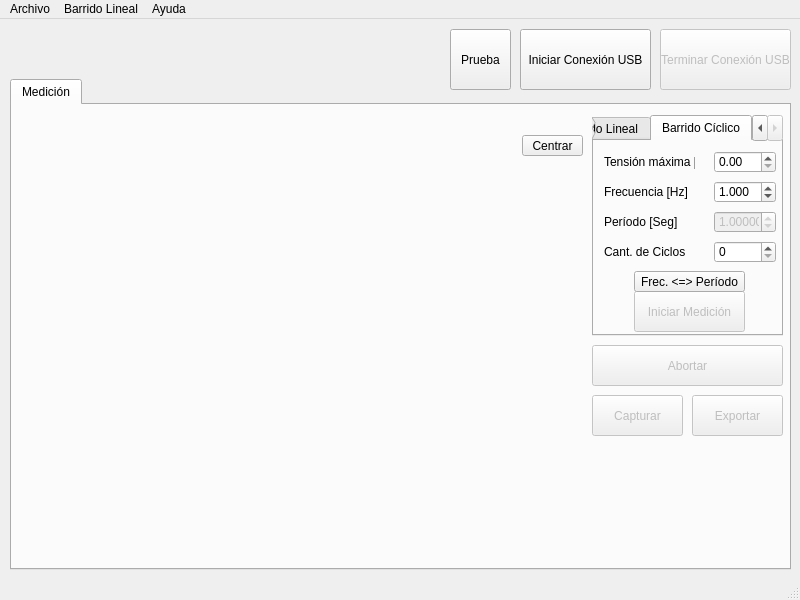
First picture: the form in qt/mainwindow.ui, repository potenciostato/potenciostato, before the edit.
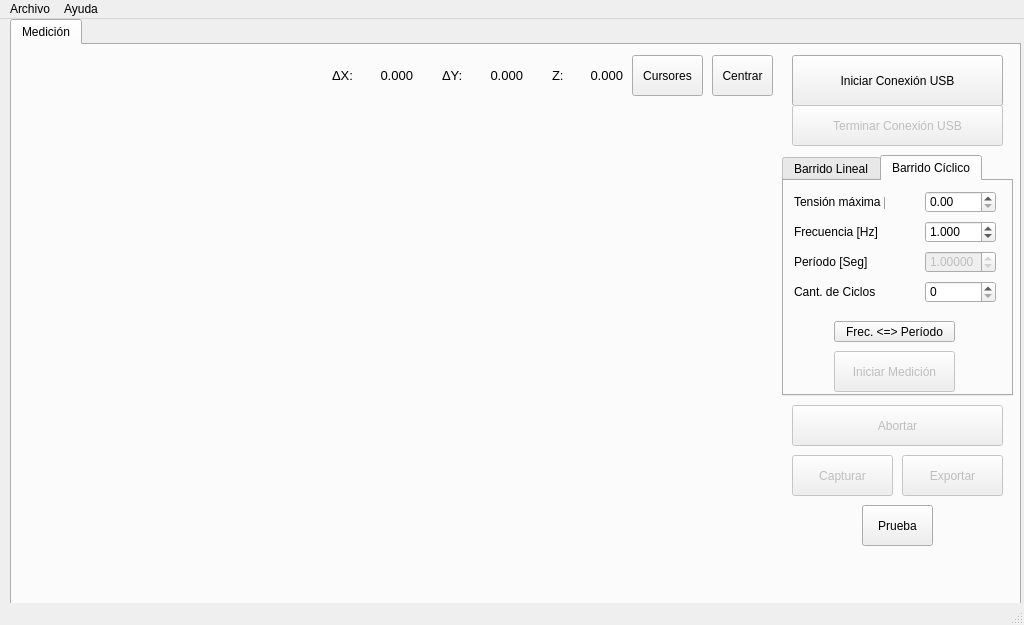
Second picture: the form after the edit. Custom widgets are drawn as their Qt base class.

Commit message: agregar cursores, deltaX, deltaY y Z calculado como pendiente R

The edit to the form file:
```diff
--- a/qt/mainwindow.ui
+++ b/qt/mainwindow.ui
@@ -9,47 +9,21 @@
    <rect>
     <x>0</x>
     <y>0</y>
-    <width>800</width>
-    <height>600</height>
+    <width>1024</width>
+    <height>625</height>
    </rect>
   </property>
   <property name="windowTitle">
    <string>MainWindow</string>
   </property>
   <widget class="QWidget" name="centralwidget">
-   <widget class="QPushButton" name="pushButton">
-    <property name="geometry">
-     <rect>
-      <x>450</x>
-      <y>10</y>
-      <width>61</width>
-      <height>61</height>
-     </rect>
-    </property>
-    <property name="text">
-     <string>Prueba</string>
-    </property>
-   </widget>
-   <widget class="QPushButton" name="Conectar_Bt">
-    <property name="geometry">
-     <rect>
-      <x>520</x>
-      <y>10</y>
-      <width>131</width>
-      <height>61</height>
-     </rect>
-    </property>
-    <property name="text">
-     <string>Iniciar Conexión USB</string>
-    </property>
-   </widget>
    <widget class="QTabWidget" name="tabWidget">
     <property name="geometry">
      <rect>
       <x>10</x>
-      <y>60</y>
-      <width>781</width>
-      <height>491</height>
+      <y>0</y>
+      <width>1011</width>
+      <height>661</height>
      </rect>
     </property>
     <property name="currentIndex">
@@ -64,8 +38,8 @@
        <rect>
         <x>10</x>
         <y>50</y>
-        <width>561</width>
-        <height>381</height>
+        <width>751</width>
+        <height>501</height>
        </rect>
       </property>
      </widget>
@@ -75,12 +49,17 @@
       </property>
       <property name="geometry">
        <rect>
-        <x>580</x>
-        <y>240</y>
-        <width>191</width>
+        <x>780</x>
+        <y>360</y>
+        <width>211</width>
         <height>41</height>
        </rect>
       </property>
+      <property name="font">
+       <font>
+        <pointsize>9</pointsize>
+       </font>
+      </property>
       <property name="autoFillBackground">
        <bool>false</bool>
       </property>
@@ -94,12 +73,17 @@
       </property>
       <property name="geometry">
        <rect>
-        <x>580</x>
-        <y>290</y>
-        <width>91</width>
+        <x>780</x>
+        <y>410</y>
+        <width>101</width>
         <height>41</height>
        </rect>
       </property>
+      <property name="font">
+       <font>
+        <pointsize>9</pointsize>
+       </font>
+      </property>
       <property name="text">
        <string>Capturar</string>
       </property>
@@ -110,12 +94,17 @@
       </property>
       <property name="geometry">
        <rect>
-        <x>680</x>
-        <y>290</y>
-        <width>91</width>
+        <x>890</x>
+        <y>410</y>
+        <width>101</width>
         <height>41</height>
        </rect>
       </property>
+      <property name="font">
+       <font>
+        <pointsize>9</pointsize>
+       </font>
+      </property>
       <property name="autoFillBackground">
        <bool>false</bool>
       </property>
@@ -126,12 +115,17 @@
      <widget class="QTabWidget" name="tipoMedicion">
       <property name="geometry">
        <rect>
-        <x>580</x>
-        <y>10</y>
-        <width>191</width>
-        <height>221</height>
+        <x>770</x>
+        <y>110</y>
+        <width>231</width>
+        <height>241</height>
        </rect>
       </property>
+      <property name="font">
+       <font>
+        <pointsize>9</pointsize>
+       </font>
+      </property>
       <property name="currentIndex">
        <number>1</number>
       </property>
@@ -230,6 +224,11 @@
           <height>21</height>
          </rect>
         </property>
+        <property name="font">
+         <font>
+          <pointsize>9</pointsize>
+         </font>
+        </property>
         <property name="text">
          <string>Tensión máxima [V]</string>
         </property>
@@ -237,12 +236,17 @@
        <widget class="QDoubleSpinBox" name="Num_VCiclico">
         <property name="geometry">
          <rect>
-          <x>120</x>
+          <x>141</x>
           <y>10</y>
-          <width>62</width>
+          <width>71</width>
           <height>22</height>
          </rect>
         </property>
+        <property name="font">
+         <font>
+          <pointsize>9</pointsize>
+         </font>
+        </property>
         <property name="maximum">
          <double>3.300000000000000</double>
         </property>
@@ -253,12 +257,17 @@
        <widget class="QDoubleSpinBox" name="Num_HzCiclico">
         <property name="geometry">
          <rect>
-          <x>120</x>
+          <x>141</x>
           <y>40</y>
-          <width>62</width>
+          <width>71</width>
           <height>22</height>
          </rect>
         </property>
+        <property name="font">
+         <font>
+          <pointsize>9</pointsize>
+         </font>
+        </property>
         <property name="decimals">
          <number>3</number>
         </property>
@@ -281,12 +290,17 @@
         </property>
         <property name="geometry">
          <rect>
-          <x>40</x>
-          <y>150</y>
-          <width>111</width>
+          <x>50</x>
+          <y>170</y>
+          <width>121</width>
           <height>41</height>
          </rect>
         </property>
+        <property name="font">
+         <font>
+          <pointsize>9</pointsize>
+         </font>
+        </property>
         <property name="text">
          <string>Iniciar Medición</string>
         </property>
@@ -300,6 +314,11 @@
           <height>21</height>
          </rect>
         </property>
+        <property name="font">
+         <font>
+          <pointsize>9</pointsize>
+         </font>
+        </property>
         <property name="text">
          <string>Frecuencia [Hz]</string>
         </property>
@@ -307,12 +326,17 @@
        <widget class="QDoubleSpinBox" name="Num_CicCiclico">
         <property name="geometry">
          <rect>
-          <x>120</x>
+          <x>141</x>
           <y>100</y>
-          <width>62</width>
+          <width>71</width>
           <height>22</height>
          </rect>
         </property>
+        <property name="font">
+         <font>
+          <pointsize>9</pointsize>
+         </font>
+        </property>
         <property name="decimals">
          <number>0</number>
         </property>
@@ -332,6 +356,11 @@
           <height>21</height>
          </rect>
         </property>
+        <property name="font">
+         <font>
+          <pointsize>9</pointsize>
+         </font>
+        </property>
         <property name="text">
          <string>Cant. de Ciclos</string>
         </property>
@@ -345,6 +374,11 @@
           <height>21</height>
          </rect>
         </property>
+        <property name="font">
+         <font>
+          <pointsize>9</pointsize>
+         </font>
+        </property>
         <property name="text">
          <string>Período [Seg]</string>
         </property>
@@ -355,12 +389,17 @@
         </property>
         <property name="geometry">
          <rect>
-          <x>120</x>
+          <x>141</x>
           <y>70</y>
-          <width>62</width>
+          <width>71</width>
           <height>22</height>
          </rect>
         </property>
+        <property name="font">
+         <font>
+          <pointsize>9</pointsize>
+         </font>
+        </property>
         <property name="decimals">
          <number>5</number>
         </property>
@@ -383,12 +422,17 @@
         </property>
         <property name="geometry">
          <rect>
-          <x>40</x>
-          <y>130</y>
-          <width>111</width>
+          <x>50</x>
+          <y>140</y>
+          <width>121</width>
           <height>21</height>
          </rect>
         </property>
+        <property name="font">
+         <font>
+          <pointsize>9</pointsize>
+         </font>
+        </property>
         <property name="text">
          <string>Frec. &lt;=&gt; Período</string>
         </property>
@@ -398,41 +442,243 @@
      <widget class="QPushButton" name="Bt_AutoCentrar">
       <property name="geometry">
        <rect>
-        <x>510</x>
-        <y>30</y>
+        <x>700</x>
+        <y>10</y>
         <width>61</width>
-        <height>21</height>
+        <height>41</height>
        </rect>
       </property>
+      <property name="font">
+       <font>
+        <pointsize>9</pointsize>
+       </font>
+      </property>
       <property name="text">
        <string>Centrar</string>
       </property>
      </widget>
+     <widget class="QLabel" name="Lb_deltaY">
+      <property name="geometry">
+       <rect>
+        <x>430</x>
+        <y>20</y>
+        <width>21</width>
+        <height>20</height>
+       </rect>
+      </property>
+      <property name="font">
+       <font>
+        <pointsize>10</pointsize>
+       </font>
+      </property>
+      <property name="text">
+       <string>ΔY:</string>
+      </property>
+     </widget>
+     <widget class="QLabel" name="Lb_deltaX">
+      <property name="geometry">
+       <rect>
+        <x>320</x>
+        <y>20</y>
+        <width>21</width>
+        <height>20</height>
+       </rect>
+      </property>
+      <property name="font">
+       <font>
+        <pointsize>10</pointsize>
+       </font>
+      </property>
+      <property name="text">
+       <string>ΔX:</string>
+      </property>
+     </widget>
+     <widget class="QLabel" name="Lb_deltaZ">
+      <property name="geometry">
+       <rect>
+        <x>540</x>
+        <y>20</y>
+        <width>21</width>
+        <height>20</height>
+       </rect>
+      </property>
+      <property name="font">
+       <font>
+        <pointsize>10</pointsize>
+       </font>
+      </property>
+      <property name="text">
+       <string>Z:</string>
+      </property>
+     </widget>
+     <widget class="QLabel" name="Num_deltaX">
+      <property name="geometry">
+       <rect>
+        <x>350</x>
+        <y>20</y>
+        <width>51</width>
+        <height>20</height>
+       </rect>
+      </property>
+      <property name="font">
+       <font>
+        <pointsize>10</pointsize>
+       </font>
+      </property>
+      <property name="layoutDirection">
+       <enum>Qt::LeftToRight</enum>
+      </property>
+      <property name="text">
+       <string>0.000</string>
+      </property>
+      <property name="textFormat">
+       <enum>Qt::AutoText</enum>
+      </property>
+      <property name="alignment">
+       <set>Qt::AlignRight|Qt::AlignTrailing|Qt::AlignVCenter</set>
+      </property>
+     </widget>
+     <widget class="QLabel" name="Num_deltaY">
+      <property name="geometry">
+       <rect>
+        <x>460</x>
+        <y>20</y>
+        <width>51</width>
+        <height>20</height>
+       </rect>
+      </property>
+      <property name="font">
+       <font>
+        <pointsize>10</pointsize>
+       </font>
+      </property>
+      <property name="layoutDirection">
+       <enum>Qt::LeftToRight</enum>
+      </property>
+      <property name="text">
+       <string>0.000</string>
+      </property>
+      <property name="textFormat">
+       <enum>Qt::AutoText</enum>
+      </property>
+      <property name="alignment">
+       <set>Qt::AlignRight|Qt::AlignTrailing|Qt::AlignVCenter</set>
+      </property>
+     </widget>
+     <widget class="QLabel" name="Num_deltaZ">
+      <property name="geometry">
+       <rect>
+        <x>560</x>
+        <y>20</y>
+        <width>51</width>
+        <height>20</height>
+       </rect>
+      </property>
+      <property name="font">
+       <font>
+        <pointsize>10</pointsize>
+       </font>
+      </property>
+      <property name="layoutDirection">
+       <enum>Qt::LeftToRight</enum>
+      </property>
+      <property name="text">
+       <string>0.000</string>
+      </property>
+      <property name="textFormat">
+       <enum>Qt::AutoText</enum>
+      </property>
+      <property name="alignment">
+       <set>Qt::AlignRight|Qt::AlignTrailing|Qt::AlignVCenter</set>
+      </property>
+     </widget>
+     <widget class="QPushButton" name="Bt_Cursores">
+      <property name="geometry">
+       <rect>
+        <x>620</x>
+        <y>10</y>
+        <width>71</width>
+        <height>41</height>
+       </rect>
+      </property>
+      <property name="font">
+       <font>
+        <pointsize>9</pointsize>
+       </font>
+      </property>
+      <property name="text">
+       <string>Cursores</string>
+      </property>
+      <property name="checkable">
+       <bool>false</bool>
+      </property>
+     </widget>
+     <widget class="QPushButton" name="Conectar_Bt">
+      <property name="geometry">
+       <rect>
+        <x>780</x>
+        <y>10</y>
+        <width>211</width>
+        <height>51</height>
+       </rect>
+      </property>
+      <property name="font">
+       <font>
+        <pointsize>9</pointsize>
+       </font>
+      </property>
+      <property name="text">
+       <string>Iniciar Conexión USB</string>
+      </property>
+     </widget>
+     <widget class="QPushButton" name="pushButton">
+      <property name="geometry">
+       <rect>
+        <x>850</x>
+        <y>460</y>
+        <width>71</width>
+        <height>41</height>
+       </rect>
+      </property>
+      <property name="font">
+       <font>
+        <pointsize>9</pointsize>
+       </font>
+      </property>
+      <property name="text">
+       <string>Prueba</string>
+      </property>
+     </widget>
+     <widget class="QPushButton" name="Desconectar_Bt">
+      <property name="enabled">
+       <bool>false</bool>
+      </property>
+      <property name="geometry">
+       <rect>
+        <x>780</x>
+        <y>60</y>
+        <width>211</width>
+        <height>41</height>
+       </rect>
+      </property>
+      <property name="font">
+       <font>
+        <pointsize>9</pointsize>
+       </font>
+      </property>
+      <property name="text">
+       <string>Terminar Conexión USB</string>
+      </property>
+     </widget>
     </widget>
    </widget>
-   <widget class="QPushButton" name="Desconectar_Bt">
-    <property name="enabled">
-     <bool>false</bool>
-    </property>
-    <property name="geometry">
-     <rect>
-      <x>660</x>
-      <y>10</y>
-      <width>131</width>
-      <height>61</height>
-     </rect>
-    </property>
-    <property name="text">
-     <string>Terminar Conexión USB</string>
-    </property>
-   </widget>
   </widget>
   <widget class="QMenuBar" name="menubar">
    <property name="geometry">
     <rect>
      <x>0</x>
      <y>0</y>
-     <width>800</width>
+     <width>1024</width>
      <height>21</height>
     </rect>
    </property>
@@ -444,13 +690,6 @@
     <addaction name="actionAbrir_Medicion"/>
     <addaction name="actionOpciones"/>
    </widget>
-   <widget class="QMenu" name="menuBarrido_Lineal">
-    <property name="title">
-     <string>Barrido Lineal</string>
-    </property>
-    <addaction name="actionMedir"/>
-    <addaction name="actionConfiguracion"/>
-   </widget>
    <widget class="QMenu" name="menuAyuda">
     <property name="title">
      <string>Ayuda</string>
@@ -458,7 +697,6 @@
     <addaction name="actionAyuda"/>
    </widget>
    <addaction name="menuArchivo"/>
-   <addaction name="menuBarrido_Lineal"/>
    <addaction name="menuAyuda"/>
   </widget>
   <widget class="QStatusBar" name="statusbar"/>
```
Left out of the diff: 51 changed lines with no effect on the pictures. The commit also changes 3 other files.
